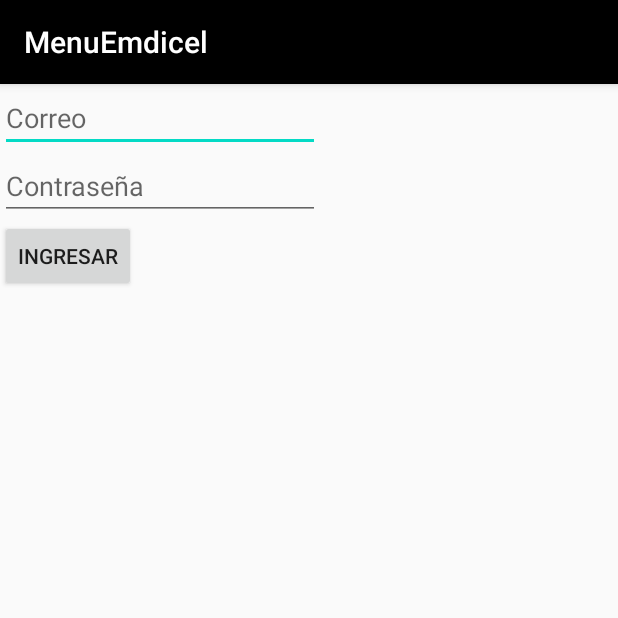
After one commit to antony1561/MenuEmdicel, an Android app: the Login2 screen opened directly, with no data from a screen before it, on a phone screen of 412 x 824 dp, the top half of it. The commit adds this screen. Run offline under Robolectric (Android 15) with nearby library versions, the phone set to English and light mode, and no system bars.

Commit message:
Creacion de Login

```diff
--- /dev/null
+++ b/app/src/main/java/com/example/menuemdicel/Login2.java
@@ -0,0 +1,37 @@
+package com.example.menuemdicel;
+
+import androidx.appcompat.app.AppCompatActivity;
+
+import android.os.Bundle;
+import android.view.View;
+import android.widget.Button;
+import android.widget.EditText;
+import android.widget.Toast;
+
+public class Login2 extends AppCompatActivity {
+    EditText e1,e2;
+    Button b1;
+    DatabaseHelper db;
+    @Override
+    protected void onCreate(Bundle savedInstanceState) {
+        super.onCreate(savedInstanceState);
+        setContentView(R.layout.login2);
+        db = new DatabaseHelper(this);
+        e1 = (EditText)findViewById(R.id.correo2);
+        e2 = (EditText)findViewById(R.id.contra2);
+        b1 = (Button)findViewById(R.id.ingresar);
+        b1.setOnClickListener(new View.OnClickListener() {
+            @Override
+            public void onClick(View v) {
+                String correo = e1.getText().toString();
+                String contraseña = e2.getText().toString();
+                Boolean chkcorreocontraseña = db.correocontraseña(correo,contraseña);
+                if ( chkcorreocontraseña==true)
+                    Toast.makeText(getApplicationContext(),"INGRESO EXITOSO",Toast.LENGTH_SHORT).show();
+                else
+                    Toast.makeText(getApplicationContext(),"CORREO O CONTRASEÑA EQUIVOCADA",Toast.LENGTH_SHORT).show();
+
+            }
+        });
+    }
+}
--- a/app/src/main/java/com/example/menuemdicel/models/Producto.java
+++ b/app/src/main/java/com/example/menuemdicel/models/Producto.java
@@ -40,7 +40,7 @@ public class Producto {
     public static void injectContactsFromCloud(final QueueUtils.QueueObject o,
                                                final ArrayList<Producto> contactos,
                                                final GalleryFragment _interface) {
-        String url = "https://5f0ad7718048.ngrok.io/api/auth/productos";
+        String url = "https://cbf679da2167.ngrok.io/api/auth/productos";
         JsonObjectRequest jsonObjectRequest = new JsonObjectRequest
                 (Request.Method.GET, url, null, new Response.Listener<JSONObject>() {
 
--- /dev/null
+++ b/app/src/main/res/layout/login2.xml
@@ -0,0 +1,40 @@
+<?xml version="1.0" encoding="utf-8"?>
+<androidx.constraintlayout.widget.ConstraintLayout xmlns:android="http://schemas.android.com/apk/res/android"
+    xmlns:app="http://schemas.android.com/apk/res-auto"
+    xmlns:tools="http://schemas.android.com/tools"
+    android:layout_width="match_parent"
+    android:layout_height="match_parent"
+    tools:context=".Login2">
+    <LinearLayout
+        android:orientation="vertical"
+        android:layout_width="match_parent"
+        android:layout_height="match_parent">
+        <EditText
+            android:id="@+id/correo2"
+            android:layout_width="wrap_content"
+            android:layout_height="wrap_content"
+            android:ems="10"
+            android:hint="Correo"
+            android:inputType="textPersonName"
+            tools:layout_editor_absoluteX="99dp"
+            tools:layout_editor_absoluteY="117dp" />
+        <EditText
+            android:id="@+id/contra2"
+            android:layout_width="wrap_content"
+            android:layout_height="wrap_content"
+            android:ems="10"
+            android:hint="Contraseña"
+            android:inputType="textPassword"
+            tools:layout_editor_absoluteX="101dp"
+            tools:layout_editor_absoluteY="225dp" />
+
+        <Button
+            android:id="@+id/ingresar"
+            android:layout_width="wrap_content"
+            android:layout_height="wrap_content"
+            android:text="INGRESAR"
+            tools:layout_editor_absoluteX="148dp"
+            tools:layout_editor_absoluteY="426dp" />
+    </LinearLayout>
+
+</androidx.constraintlayout.widget.ConstraintLayout>
--- a/app/src/main/res/menu/main.xml
+++ b/app/src/main/res/menu/main.xml
@@ -4,6 +4,6 @@
     <item
         android:id="@+id/action_settings"
         android:orderInCategory="100"
-        android:title="@string/action_settings"
+        android:icon="@drawable/celular"
         app:showAsAction="never" />
 </menu>
```
Also changed, not shown: app/src/main/AndroidManifest.xml (+6 -1 lines), app/src/main/java/com/example/menuemdicel/DatabaseHelper.java (added, +53 -0 lines), app/src/main/java/com/example/menuemdicel/login.java (added, +62 -0 lines), app/src/main/res/layout/login.xml (added, +57 -0 lines), app/src/main/res/layout/producto_fragment.xml (+18 -25 lines).
